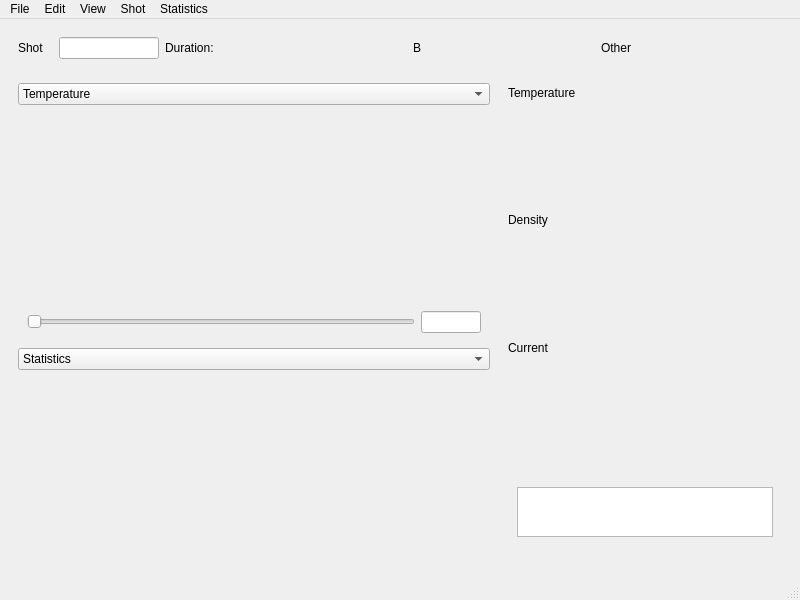
Qt form GUI.ui (zamazir/langmuirGUI) before a commit.
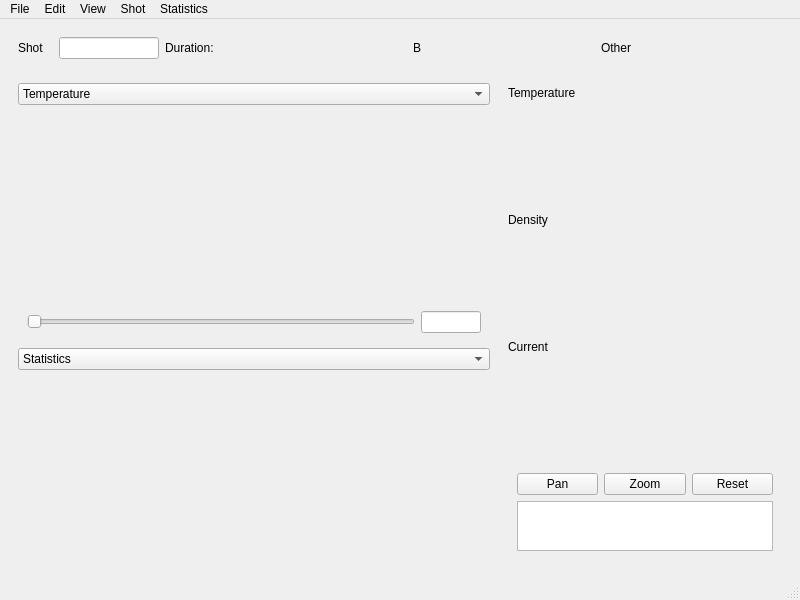
The same form after that commit.

Commit message: Update spatial plot when zooming into temporal plot. Very slow. SpatialPlot methods need to be restructured for speedup

Patch:
```diff
--- a/GUI.ui
+++ b/GUI.ui
@@ -266,6 +266,31 @@
             <item>
              <widget class="QWidget" name="tPlotControls" native="true">
               <layout class="QVBoxLayout" name="tPlotCtrlLayout">
+               <item>
+                <layout class="QHBoxLayout" name="horizontalLayout">
+                 <item>
+                  <widget class="QPushButton" name="btnPan">
+                   <property name="text">
+                    <string>Pan</string>
+                   </property>
+                  </widget>
+                 </item>
+                 <item>
+                  <widget class="QPushButton" name="btnZoom">
+                   <property name="text">
+                    <string>Zoom</string>
+                   </property>
+                  </widget>
+                 </item>
+                 <item>
+                  <widget class="QPushButton" name="btnReset">
+                   <property name="text">
+                    <string>Reset</string>
+                   </property>
+                  </widget>
+                 </item>
+                </layout>
+               </item>
                <item>
                 <widget class="QListWidget" name="probeSelection">
                  <property name="sizePolicy">
```
The commit also changes 1 other file.
